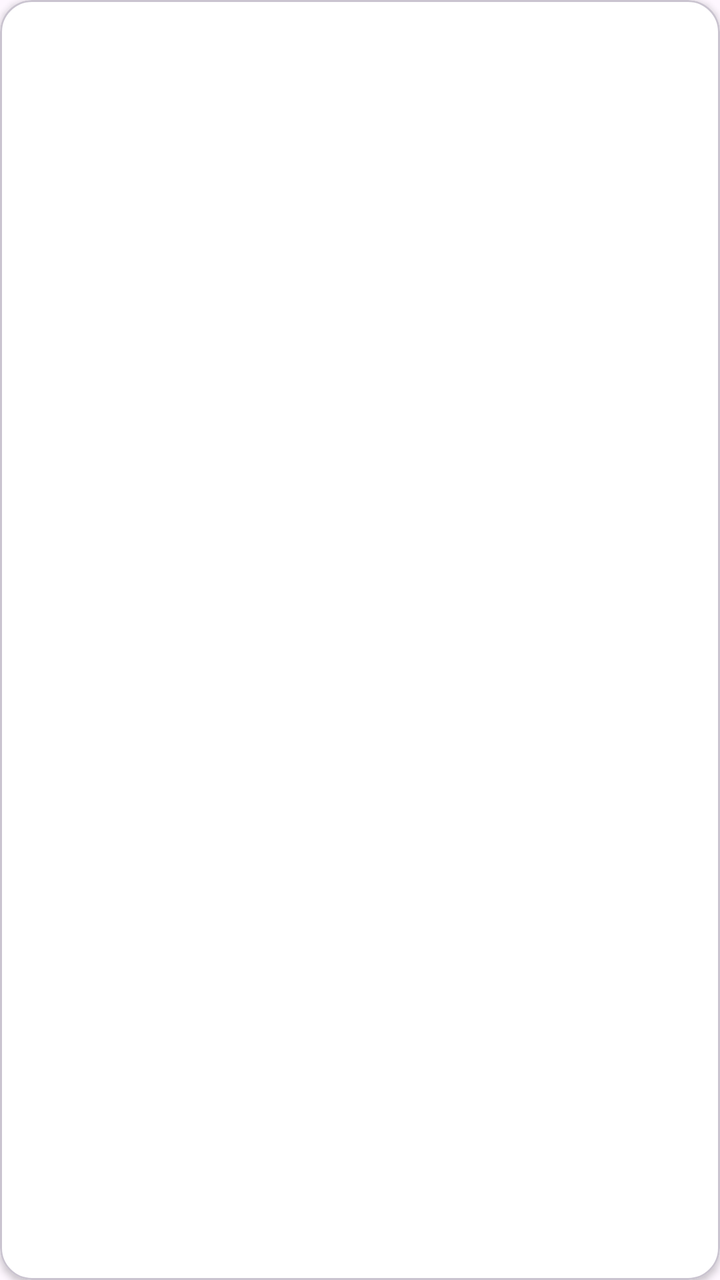
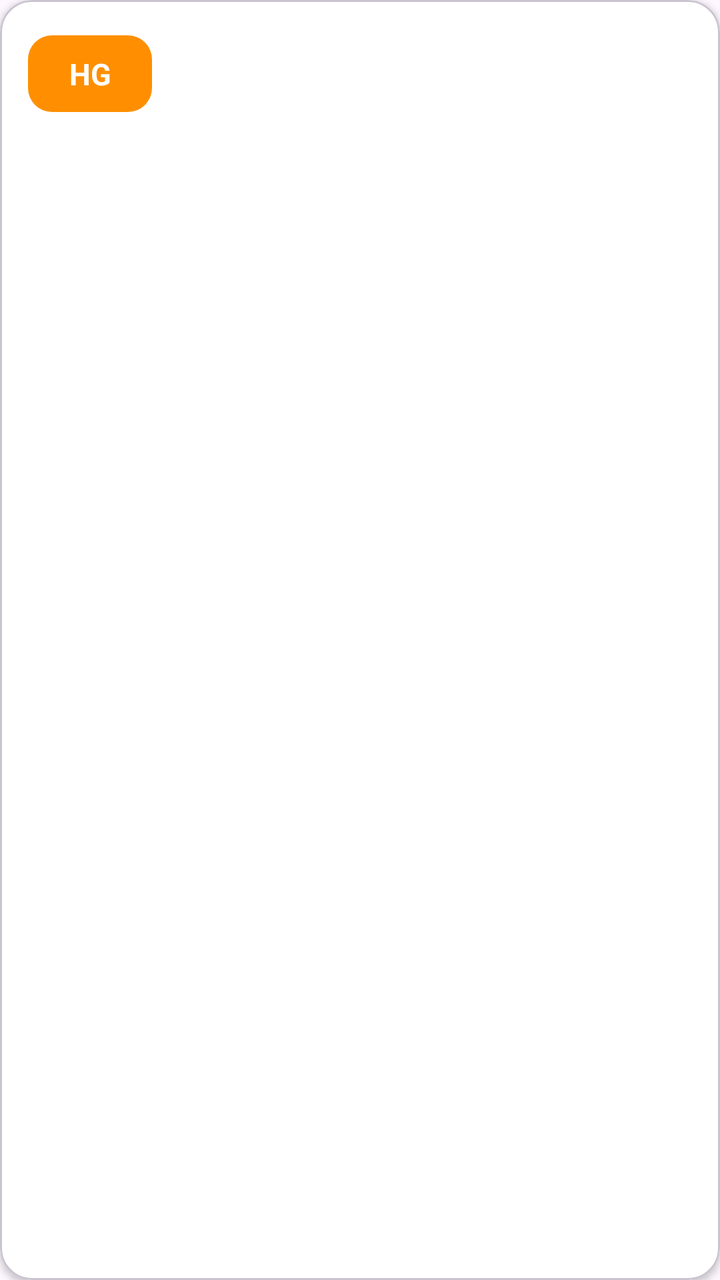

The first picture is an Android layout as it rendered before a commit; the second is the same layout after the commit. The layout source and the unified diff follow.
<!-- AndroidManifest.xml: application theme Theme.GunplaLog -->
<!-- res/layout/item_model.xml -->
<?xml version="1.0" encoding="utf-8"?>
<com.google.android.material.card.MaterialCardView xmlns:android="http://schemas.android.com/apk/res/android"
    xmlns:app="http://schemas.android.com/apk/res-auto"
    android:layout_width="match_parent"
    android:layout_height="wrap_content"
    android:layout_marginLeft="14dp"
    android:layout_marginRight="14dp"
    android:layout_marginTop="5dp"
    android:layout_marginBottom="5dp"
    app:cardBackgroundColor="#FFFFFF"
    app:cardCornerRadius="16dp"
    app:cardElevation="2dp">

    <LinearLayout
        android:layout_width="match_parent"
        android:layout_height="wrap_content"
        android:orientation="horizontal"
        android:padding="14dp">

        <TextView
            android:id="@+id/tvBadge"
            android:layout_width="44dp"
            android:layout_height="44dp"
            android:background="@drawable/bg_search"
            android:gravity="center"
            android:text="HG"
            android:textColor="#FFFFFF"
            android:textSize="13sp"
            android:textStyle="bold" />

        <LinearLayout
            android:layout_width="0dp"
            android:layout_height="wrap_content"
            android:layout_marginLeft="12dp"
            android:layout_weight="1"
            android:orientation="vertical">

            <TextView
                android:id="@+id/tvName"
                android:layout_width="wrap_content"
                android:layout_height="wrap_content"
                android:ellipsize="end"
                android:maxLines="1"
                android:textColor="#222222"
                android:textSize="16sp"
                android:textStyle="bold" />

            <TextView
                android:id="@+id/tvMeta"
                android:layout_width="wrap_content"
                android:layout_height="wrap_content"
                android:layout_marginTop="2dp"
                android:textColor="#888888"
                android:textSize="12sp" />

            <TextView
                android:id="@+id/tvNote"
                android:layout_width="wrap_content"
                android:layout_height="wrap_content"
                android:layout_marginTop="2dp"
                android:ellipsize="end"
                android:maxLines="1"
                android:textColor="#666666"
                android:textSize="12sp"
                android:visibility="gone" />
        </LinearLayout>

        <LinearLayout
            android:layout_width="wrap_content"
            android:layout_height="wrap_content"
            android:layout_gravity="center_vertical"
            android:orientation="vertical">

            <TextView
                android:id="@+id/tvPrice"
                android:layout_width="wrap_content"
                android:layout_height="wrap_content"
                android:layout_gravity="end"
                android:textColor="#D32F2F"
                android:textSize="15sp"
                android:textStyle="bold" />

            <TextView
                android:id="@+id/tvStatus"
                android:layout_width="wrap_content"
                android:layout_height="wrap_content"
                android:layout_gravity="end"
                android:layout_marginTop="5dp"
                android:background="@drawable/bg_status_pill"
                android:paddingLeft="8dp"
                android:paddingTop="3dp"
                android:paddingRight="8dp"
                android:paddingBottom="3dp"
                android:textSize="11sp" />
        </LinearLayout>
    </LinearLayout>
</com.google.android.material.card.MaterialCardView>
<!-- resources referenced by this layout -->
<resources>
  <!-- drawable bg_search (drawable) -->
  <?xml version="1.0" encoding="utf-8"?>
  <shape xmlns:android="http://schemas.android.com/apk/res/android">
      <solid android:color="#FFFFFF" />
      <corners android:radius="24dp" />
  </shape>
  <!-- drawable bg_status_pill (drawable) -->
  <?xml version="1.0" encoding="utf-8"?>
  <shape xmlns:android="http://schemas.android.com/apk/res/android">
      <solid android:color="#FFFFFF" />
      <corners android:radius="10dp" />
  </shape>
  <style name="Theme.GunplaLog" parent="Theme.Material3.DayNight.NoActionBar">
          <item name="colorPrimary">@color/primary</item>
          <item name="android:statusBarColor">@color/primary_dark</item>
          <item name="android:windowLightStatusBar">false</item>
      </style>
  <color name="primary">#1E4FD6</color>
  <color name="primary_dark">#12358F</color>
</resources>

<!-- the commit's change to res/layout/item_model.xml (unified diff, before → after) -->
@@ -14,18 +14,24 @@
     <LinearLayout
         android:layout_width="match_parent"
         android:layout_height="wrap_content"
+        android:gravity="center_vertical"
         android:orientation="horizontal"
         android:padding="14dp">
 
         <TextView
             android:id="@+id/tvBadge"
-            android:layout_width="44dp"
-            android:layout_height="44dp"
-            android:background="@drawable/bg_search"
+            android:layout_width="wrap_content"
+            android:layout_height="wrap_content"
+            android:background="@drawable/bg_badge"
             android:gravity="center"
+            android:minWidth="62dp"
+            android:paddingLeft="10dp"
+            android:paddingTop="9dp"
+            android:paddingRight="10dp"
+            android:paddingBottom="9dp"
             android:text="HG"
             android:textColor="#FFFFFF"
-            android:textSize="13sp"
+            android:textSize="15sp"
             android:textStyle="bold" />
 
         <LinearLayout
@@ -49,8 +55,8 @@
                 android:id="@+id/tvMeta"
                 android:layout_width="wrap_content"
                 android:layout_height="wrap_content"
-                android:layout_marginTop="2dp"
-                android:textColor="#888888"
+                android:layout_marginTop="3dp"
+                android:textColor="#8A909C"
                 android:textSize="12sp" />
 
             <TextView
@@ -69,6 +75,7 @@
             android:layout_width="wrap_content"
             android:layout_height="wrap_content"
             android:layout_gravity="center_vertical"
+            android:gravity="end"
             android:orientation="vertical">
 
             <TextView
<!-- resource entries referenced after the edit -->
@@ -1,10 +1,10 @@
 <!-- resources referenced by this layout -->
 <resources>
-  <!-- drawable bg_search (drawable) -->
+  <!-- drawable bg_badge (drawable) -->
   <?xml version="1.0" encoding="utf-8"?>
   <shape xmlns:android="http://schemas.android.com/apk/res/android">
-      <solid android:color="#FFFFFF" />
-      <corners android:radius="24dp" />
+      <solid android:color="#FF8F00" />
+      <corners android:radius="12dp" />
   </shape>
   <!-- drawable bg_status_pill (drawable) -->
   <?xml version="1.0" encoding="utf-8"?>
@@ -14,10 +14,11 @@
   </shape>
   <style name="Theme.GunplaLog" parent="Theme.Material3.DayNight.NoActionBar">
           <item name="colorPrimary">@color/primary</item>
-          <item name="android:statusBarColor">@color/primary_dark</item>
+          
+          <item name="android:statusBarColor">@android:color/transparent</item>
           <item name="android:windowLightStatusBar">false</item>
+          <item name="android:navigationBarColor">@android:color/transparent</item>
       </style>
   <color name="primary">#1E4FD6</color>
-  <color name="primary_dark">#12358F</color>
 </resources>
 
